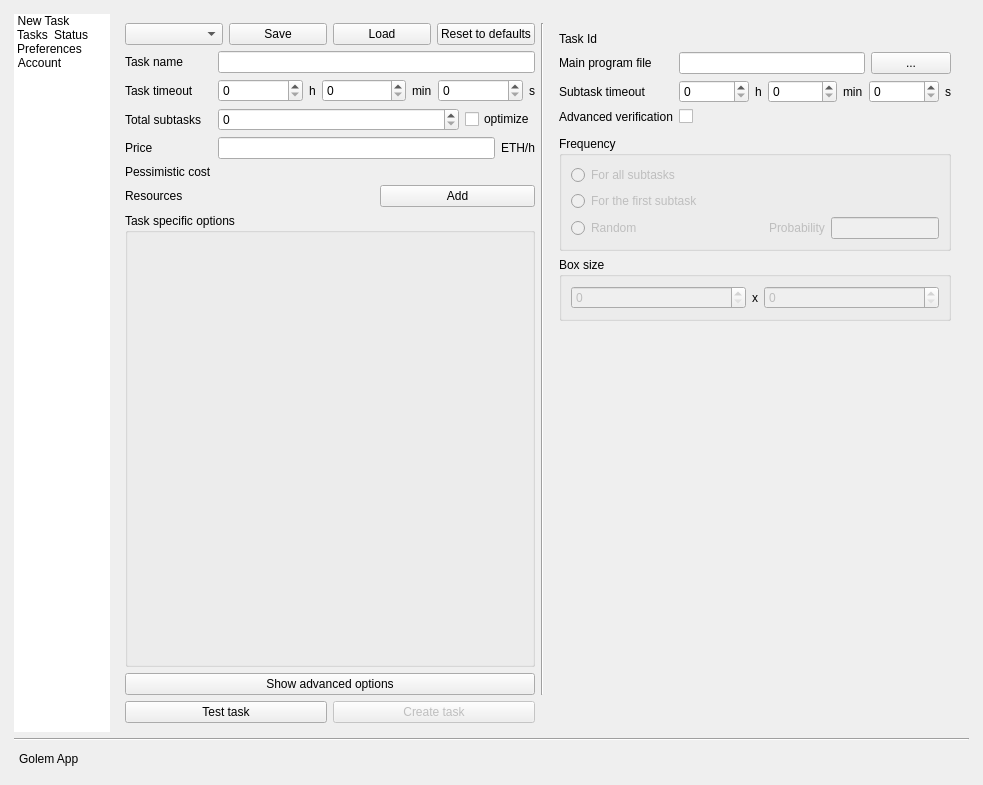
Old version of the form gnr/ui/AppMainWindow.ui in the repository golemfactory/clay.
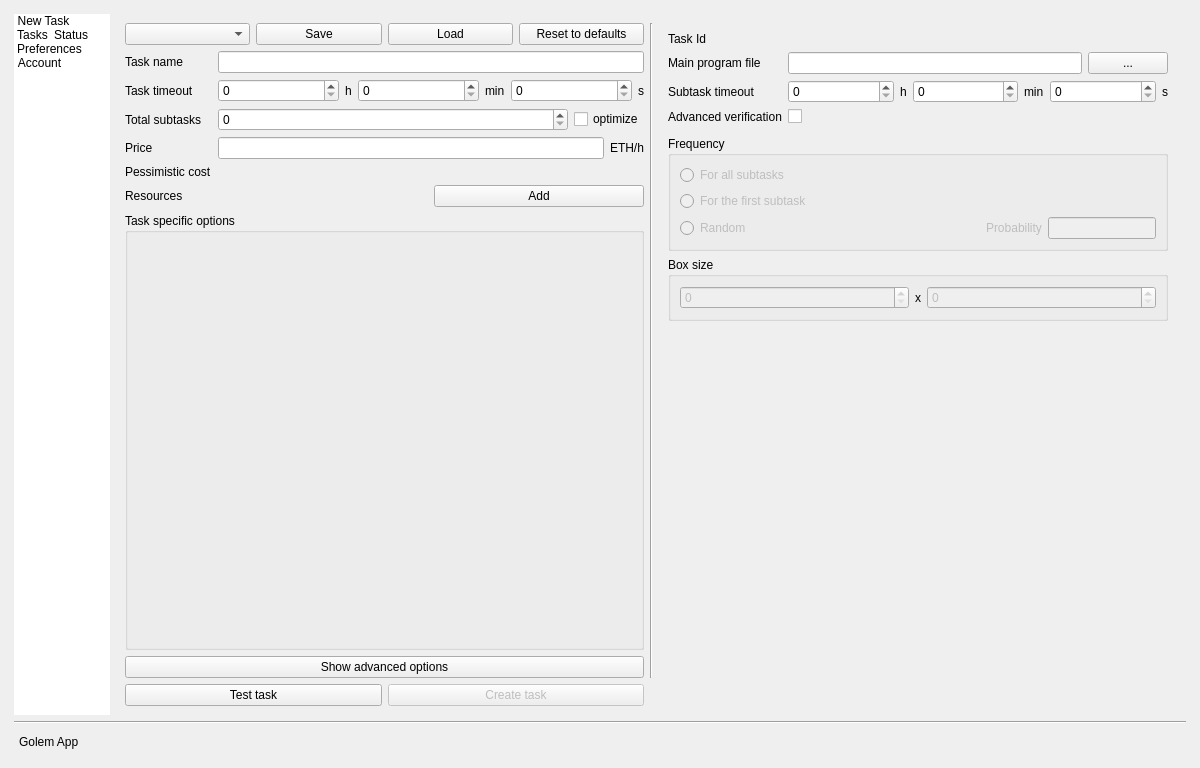
New version of the form. Icons and pictures are not drawn. Custom widgets are drawn as their Qt base class.

Commit message: change column order and make screen wider

What changed in the file:
```diff
--- a/gnr/ui/AppMainWindow.ui
+++ b/gnr/ui/AppMainWindow.ui
@@ -6,8 +6,8 @@
    <rect>
     <x>0</x>
     <y>0</y>
-    <width>983</width>
-    <height>785</height>
+    <width>1200</width>
+    <height>768</height>
    </rect>
   </property>
   <property name="sizePolicy">
@@ -99,7 +99,7 @@
             <string>New Task</string>
            </property>
            <property name="textAlignment">
-            <set>AlignCenter</set>
+            <set>AlignHCenter|AlignVCenter|AlignCenter</set>
            </property>
            <property name="icon">
             <iconset resource="icons.qrc">
@@ -114,7 +114,7 @@
             <string>Tasks</string>
            </property>
            <property name="textAlignment">
-            <set>AlignCenter</set>
+            <set>AlignHCenter|AlignVCenter|AlignCenter</set>
            </property>
            <property name="icon">
             <iconset resource="icons.qrc">
@@ -129,7 +129,7 @@
             <string>Status</string>
            </property>
            <property name="textAlignment">
-            <set>AlignCenter</set>
+            <set>AlignHCenter|AlignVCenter|AlignCenter</set>
            </property>
            <property name="icon">
             <iconset resource="icons.qrc">
@@ -144,7 +144,7 @@
             <string>Preferences</string>
            </property>
            <property name="textAlignment">
-            <set>AlignCenter</set>
+            <set>AlignHCenter|AlignVCenter|AlignCenter</set>
            </property>
            <property name="icon">
             <iconset resource="icons.qrc">
@@ -159,7 +159,7 @@
             <string>Account</string>
            </property>
            <property name="textAlignment">
-            <set>AlignCenter</set>
+            <set>AlignHCenter|AlignVCenter|AlignCenter</set>
            </property>
            <property name="icon">
             <iconset resource="icons.qrc">
```
Left out of the diff: 77 changed lines with no effect on the pictures. The commit also changes 2 other files.
